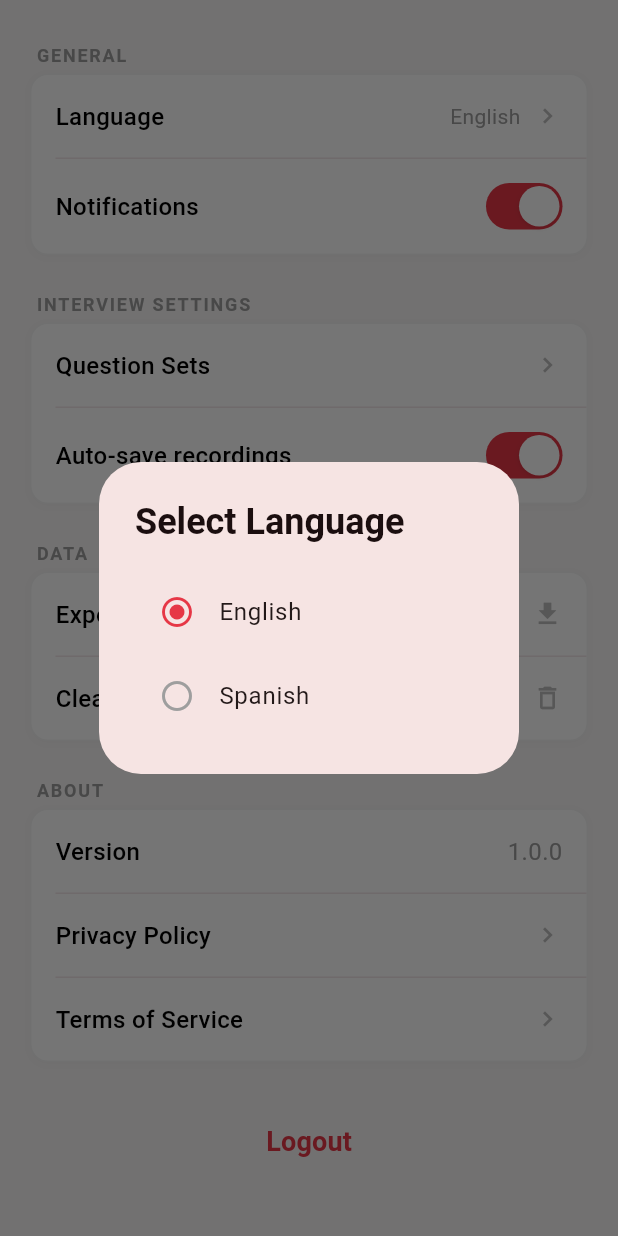
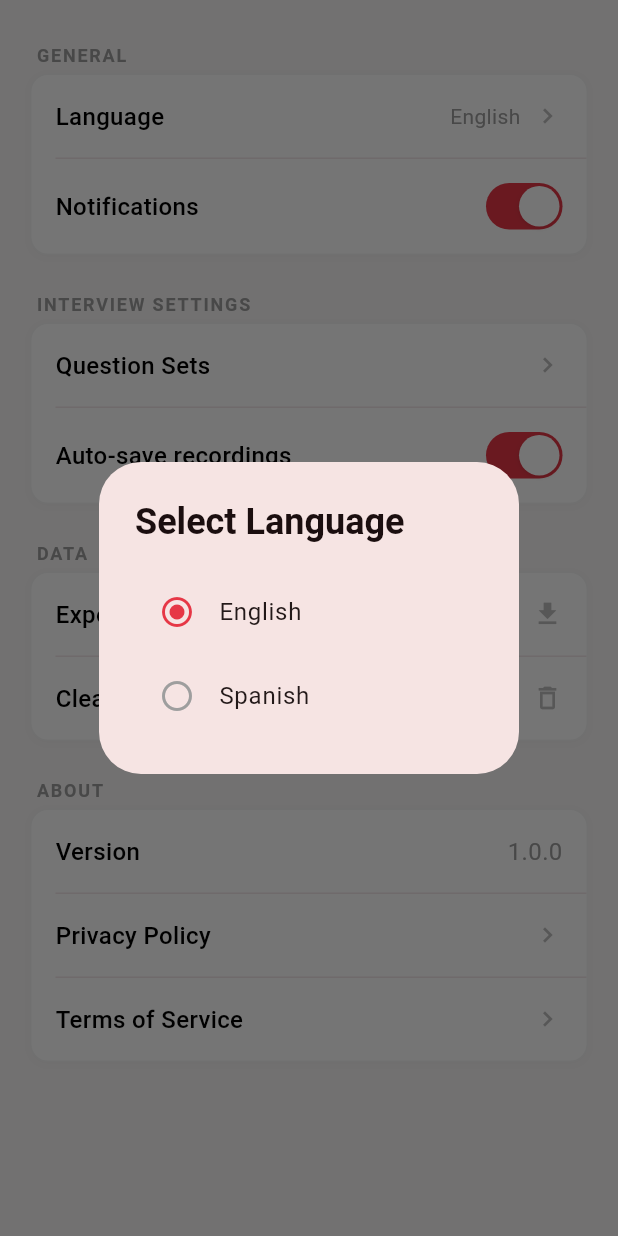
Before and after one commit to ZK-NIAZI/InterviewPro, a Flutter app: the SettingsContentWidget widget shown alone on an empty page, opened directly, after a tap on "Language", on a phone screen of 412 x 824 dp. Run offline on Flutter 3.47's test engine with Material 3 defaults, Android fonts, the phone set to English and light mode, and no system bars; our stand-ins replace appwrite, audioplayers, equatable, get_it, go_router, hive and 5 more; missing offline and left inert: record; accounts and stored records are empty; network calls fail; statements that could not run were skipped.

Commit message:
Remove logout button from settings

```diff
--- a/lib/features/settings/presentation/widgets/settings_content_widget.dart
+++ b/lib/features/settings/presentation/widgets/settings_content_widget.dart
@@ -46,11 +46,6 @@ class _SettingsContentWidgetState extends State<SettingsContentWidget> {
 
             // About Section
             _buildAboutSection(),
-            const SizedBox(height: 24),
-
-            // Logout Button
-            _buildLogoutButton(),
-            // Removed extra SizedBox to eliminate bottom space
           ],
         ),
       ),
@@ -357,34 +352,6 @@ class _SettingsContentWidgetState extends State<SettingsContentWidget> {
     );
   }
 
-  /// Builds the logout button
-  Widget _buildLogoutButton() {
-    return Container(
-      width: double.infinity,
-      margin: const EdgeInsets.only(top: 0), // Removed top margin completely
-      child: TextButton(
-        onPressed: () {
-          _showLogoutDialog();
-        },
-        style: TextButton.styleFrom(
-          padding: const EdgeInsets.symmetric(vertical: 16),
-          backgroundColor: Colors.transparent,
-          shape: RoundedRectangleBorder(
-            borderRadius: BorderRadius.circular(12),
-          ),
-        ),
-        child: const Text(
-          'Logout',
-          style: TextStyle(
-            fontSize: 18,
-            fontWeight: FontWeight.bold,
-            color: AppColors.primary,
-          ),
-        ),
-      ),
-    );
-  }
-
   /// Builds a settings item row
   Widget _buildSettingItem({
     required String title,
@@ -575,32 +542,6 @@ class _SettingsContentWidgetState extends State<SettingsContentWidget> {
     );
   }
 
-  /// Shows logout confirmation dialog
-  void _showLogoutDialog() {
-    showDialog(
-      context: context,
-      builder: (context) => AlertDialog(
-        title: const Text('Logout'),
-        content: const Text('Are you sure you want to logout?'),
-        actions: [
-          TextButton(
-            onPressed: () => Navigator.pop(context),
-            child: const Text('Cancel'),
-          ),
-          TextButton(
-            onPressed: () {
-              Navigator.pop(context);
-              // Logout functionality - in a real app this would clear user session
-              _performLogout();
-            },
-            style: TextButton.styleFrom(foregroundColor: AppColors.primary),
-            child: const Text('Logout'),
-          ),
-        ],
-      ),
-    );
-  }
-
   /// Export data functionality
   void _exportData() {
     // In a real app, this would generate a CSV/JSON file and share it
@@ -631,9 +572,4 @@ class _SettingsContentWidgetState extends State<SettingsContentWidget> {
       }
     }
   }
-
-  /// Perform logout functionality
-  void _performLogout() {
-    // In a real app, this would clear user session and navigate to login
-  }
 }
```
